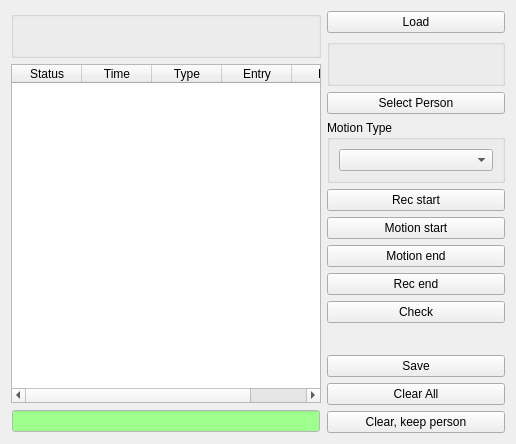
Qt form tinyos-2.x/trunk/support/cpp/TestShimmer/src/LogWidget.ui (baharev/szte-wsn-code) before a commit.
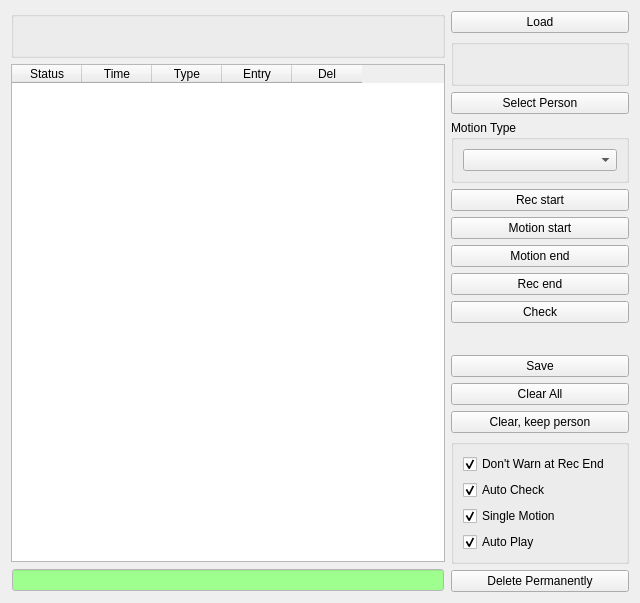
The same form after that commit.

Commit message: logWidget: -added checkBoxes for automatic functions -added permaDelete button

Diff of the .ui file:
```diff
--- a/tinyos-2.x/trunk/support/cpp/TestShimmer/src/LogWidget.ui
+++ b/tinyos-2.x/trunk/support/cpp/TestShimmer/src/LogWidget.ui
@@ -6,8 +6,8 @@
    <rect>
     <x>0</x>
     <y>0</y>
-    <width>516</width>
-    <height>332</height>
+    <width>640</width>
+    <height>555</height>
    </rect>
   </property>
   <property name="windowTitle">
@@ -749,6 +749,62 @@
        </property>
       </widget>
      </item>
+     <item>
+      <widget class="QGroupBox" name="groupBox">
+       <property name="title">
+        <string/>
+       </property>
+       <layout class="QVBoxLayout" name="verticalLayout_2">
+        <item>
+         <widget class="QCheckBox" name="noWarncBox">
+          <property name="text">
+           <string>Don't Warn at Rec End</string>
+          </property>
+          <property name="checked">
+           <bool>true</bool>
+          </property>
+         </widget>
+        </item>
+        <item>
+         <widget class="QCheckBox" name="autoCheckcB">
+          <property name="text">
+           <string>Auto Check</string>
+          </property>
+          <property name="checked">
+           <bool>true</bool>
+          </property>
+         </widget>
+        </item>
+        <item>
+         <widget class="QCheckBox" name="singleMotioncBox">
+          <property name="text">
+           <string>Single Motion</string>
+          </property>
+          <property name="checked">
+           <bool>true</bool>
+          </property>
+         </widget>
+        </item>
+        <item>
+         <widget class="QCheckBox" name="autoPlaycBox">
+          <property name="text">
+           <string>Auto Play</string>
+          </property>
+          <property name="checked">
+           <bool>true</bool>
+          </property>
+         </widget>
+        </item>
+       </layout>
+      </widget>
+     </item>
+     <item>
+      <widget class="QPushButton" name="permaDeleteButton">
+       <property name="text">
+        <string>Delete Permanently</string>
+       </property>
+      </widget>
+     </item>
      <item>
       <spacer name="verticalSpacer">
        <property name="orientation">
```
The commit also changes 2 other files.
